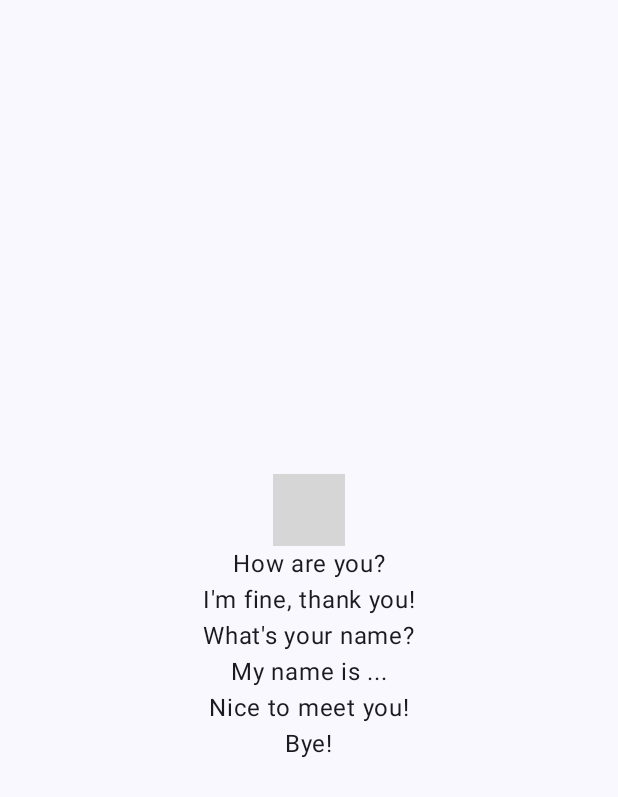
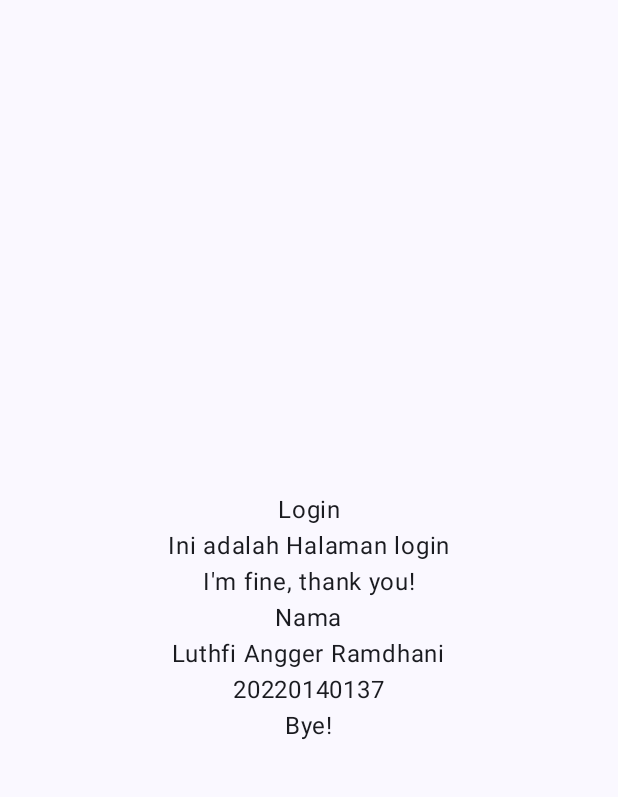
Before and after one commit to LingGrani/QuestBasicComposable_137, an Android app built with Jetpack Compose: the screen it shows after launch (MainActivity), on a phone screen of 412 x 824 dp. Shown: the top 797 px of the screen. Run offline under Robolectric (Android 15) with nearby library versions, the phone set to English and light mode, and no system bars; grey boxes are pictures that could not be loaded.

Commit message:
Change Text value

```diff
--- a/app/src/main/java/com/example/questbasiccomposable_137/MainActivity.kt
+++ b/app/src/main/java/com/example/questbasiccomposable_137/MainActivity.kt
@@ -41,11 +41,11 @@ fun BasicLayout(modifier: Modifier = Modifier) {
         modifier = modifier.fillMaxSize()
     ){
         Text(
-            text = "Hello $name!",
+            text = "Login",
             modifier = modifier
         )
         Text(
-            text = "How are you?",
+            text = "Ini adalah Halaman login",
             modifier = modifier
         )
         Text(
@@ -53,15 +53,15 @@ fun BasicLayout(modifier: Modifier = Modifier) {
             modifier = modifier
         )
         Text(
-            text = "What's your name?",
+            text = "Nama",
             modifier = modifier
         )
         Text(
-            text = "My name is ...",
+            text = "Luthfi Angger Ramdhani",
             modifier = modifier
         )
         Text(
-            text = "Nice to meet you!",
+            text = "20220140137",
             modifier = modifier
         )
         Text(
```
